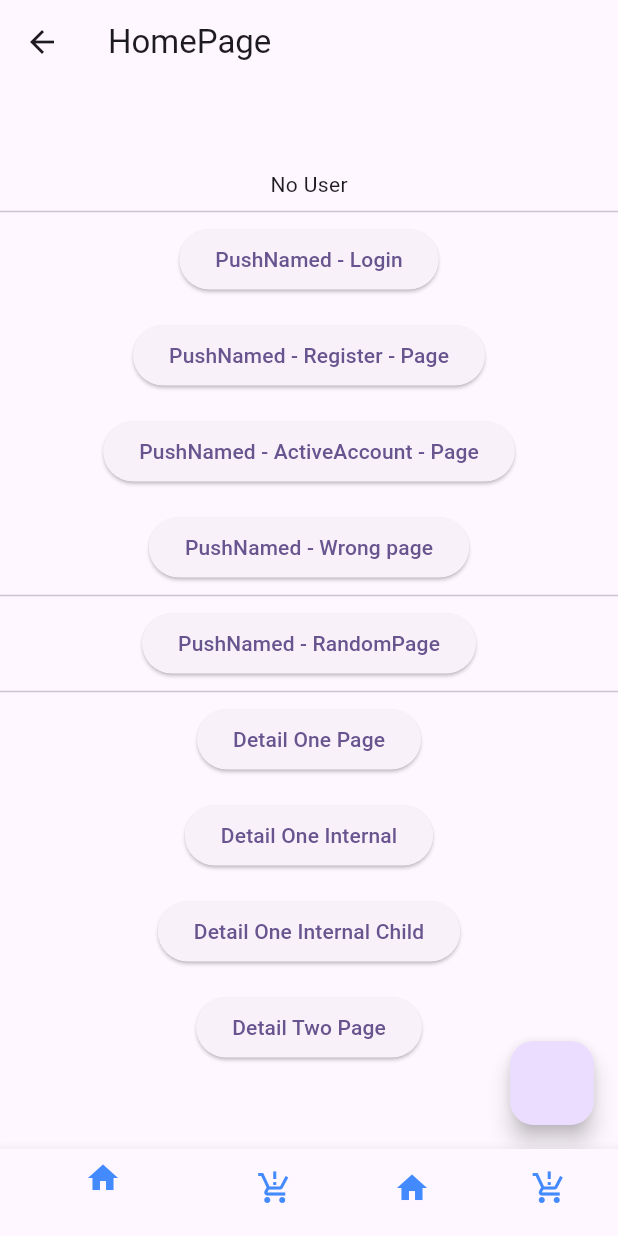
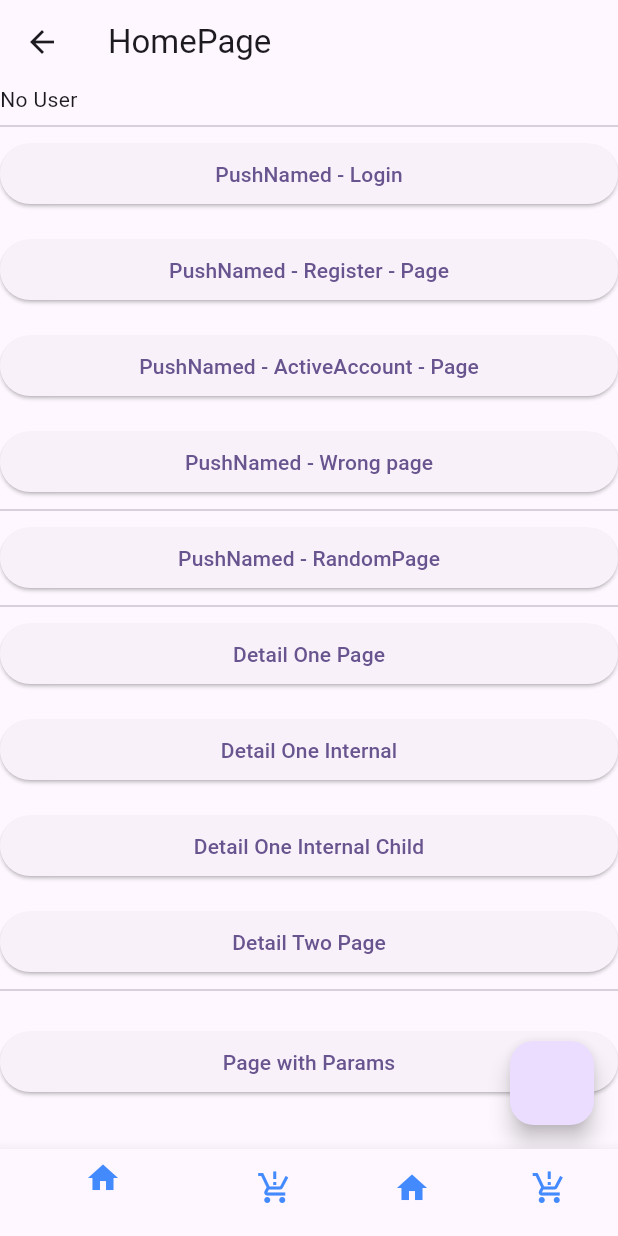
Before and after one commit to rodrigorahman/getit_flutter, a Flutter app: the MyNavBar screen opened directly, on a phone screen of 412 x 824 dp. Run offline on Flutter 3.47's test engine with Material 3 defaults, Android fonts, the phone set to English and light mode, and no system bars; our stand-ins replace get_it, shared_preferences; accounts and stored records are empty.

Commit message:
Correções
Sistema de params  e helpers.
Builder e BuilderAsync

```diff
--- a/example/lib/application/middleware/auth_middleware.dart
+++ b/example/lib/application/middleware/auth_middleware.dart
@@ -5,7 +5,7 @@ class AuthMiddleware extends FlutterGetItAsyncMiddleware {
   @override
   Future<MiddlewareResult> execute(RouteSettings? route) async {
     await Future.delayed(const Duration(seconds: 1));
-    return route?.name == '/Landing/Presentation'
+    return route?.name == '/Landing/Presentation7AAA'
         ? MiddlewareResult.failure
         : MiddlewareResult.next;
   }
--- a/example/lib/src/detail/detail_module.dart
+++ b/example/lib/src/detail/detail_module.dart
@@ -46,7 +46,7 @@ class DetailModule extends FlutterGetItModule {
           pages: [
             FlutterGetItPageRouter(
               name: '/One',
-              page: (context, isReady, loader) => switch (isReady) {
+              builderAsync: (context, isReady, loader) => switch (isReady) {
                 true => DetailPage(
                     controller: context.get(),
                   ),
@@ -68,7 +68,8 @@ class DetailModule extends FlutterGetItModule {
                   pages: [
                     FlutterGetItPageRouter(
                       name: '/Page',
-                      page: (context, isReady, loader) => switch (isReady) {
+                      builderAsync: (context, isReady, loader) =>
+                          switch (isReady) {
                         true => DetailInternalPage(
                             repository: context.get(),
                           ),
@@ -78,7 +79,8 @@ class DetailModule extends FlutterGetItModule {
                       pages: [
                         FlutterGetItPageRouter(
                           name: '/Child',
-                          page: (context, isReady, loader) => switch (isReady) {
+                          builderAsync: (context, isReady, loader) =>
+                              switch (isReady) {
                             true => DetailInternalChild(
                                 repository: context.get(),
                               ),
@@ -94,7 +96,7 @@ class DetailModule extends FlutterGetItModule {
             ),
             FlutterGetItPageRouter(
               name: '/Two',
-              page: (context, isReady, loader) => switch (isReady) {
+              builderAsync: (context, isReady, loader) => switch (isReady) {
                 true => DetailSuperPage(
                     controller: context.get(),
                   ),
--- a/example/lib/src/home/home_module.dart
+++ b/example/lib/src/home/home_module.dart
@@ -1,3 +1,4 @@
+import 'package:example/src/home/home_controller.dart';
 import 'package:example/src/home/home_page.dart';
 import 'package:example/src/loader/load_dependencies.dart';
 import 'package:flutter_getit/flutter_getit.dart';
@@ -12,11 +13,15 @@ class HomeModule extends FlutterGetItModule {
   List<FlutterGetItPageRouter> get pages => [
         FlutterGetItPageRouter(
           name: '/Page',
-          page: (context, isReady, loader) => switch (isReady) {
+          builderAsync: (context, isReady, loader) => switch (isReady) {
             true => HomePage(),
             false => loader ?? const WidgetLoadDependencies(),
           },
-          bindings: [],
+          bindings: [
+            Bind.lazySingleton(
+              (i) => HomeController(),
+            ),
+          ],
         ),
       ];
 
--- a/example/lib/src/home/home_page.dart
+++ b/example/lib/src/home/home_page.dart
@@ -3,6 +3,7 @@ import 'dart:developer';
 import 'package:example/application/session/model/user_model.dart';
 import 'package:example/application/session/user_session.dart';
 import 'package:example/src/home/home_controller.dart';
+import 'package:example/src/param_example/param_page.dart';
 import 'package:flutter/material.dart';
 import 'package:flutter_getit/flutter_getit.dart';
 
@@ -19,9 +20,15 @@ class HomePage extends StatelessWidget {
     return Scaffold(
       floatingActionButton: FloatingActionButton(
         onPressed: () {
-          UserSession.updateMe(
-            UserModel(
-              name: 'Leo ${DateTime.now().second}',
+          showModalBottomSheet(
+            context: context,
+            builder: (context) => FlutterGetItWidget(
+              name: 'Test',
+              builder: (context) {
+                return const Center(
+                  child: Text('Test'),
+                );
+              },
             ),
           );
         },
@@ -30,8 +37,7 @@ class HomePage extends StatelessWidget {
         title: const Text('HomePage'),
       ),
       body: Center(
-        child: Column(
-          mainAxisAlignment: MainAxisAlignment.center,
+        child: ListView(
           children: [
             StreamBuilder<UserModel?>(
               stream: UserSession.me,
@@ -135,6 +141,26 @@ class HomePage extends StatelessWidget {
                 'Detail Two Page',
               ),
             ),
+            const Divider(),
+            const SizedBox(
+              height: 16,
+            ),
+            ElevatedButton(
+              onPressed: () async {
+                ParamPageDto dto = (
+                  name: 'FlutterGetIt',
+                  date: DateTime.now(),
+                );
+
+                Navigator.of(context).pushNamed(
+                  '/Params/Page',
+                  arguments: dto,
+                );
+              },
+              child: const Text(
+                'Page with Params',
+              ),
+            ),
           ],
         ),
       ),
--- a/example/lib/src/landing/landing_module.dart
+++ b/example/lib/src/landing/landing_module.dart
@@ -18,7 +18,7 @@ class LandingModule extends FlutterGetItModule {
   List<FlutterGetItPageRouter> get pages => [
         FlutterGetItPageRouter(
           name: '/Initialize',
-          page: (context, isReady, loader) => switch (isReady) {
+          builderAsync: (context, isReady, loader) => switch (isReady) {
             true => const InitializePage(),
             false => loader ?? const WidgetLoadDependencies(),
           },
@@ -30,7 +30,7 @@ class LandingModule extends FlutterGetItModule {
         ),
         FlutterGetItPageRouter(
           name: '/Presentation',
-          page: (context, isReady, loader) => switch (isReady) {
+          builderAsync: (context, isReady, loader) => switch (isReady) {
             true => const PresentationPage(),
             false => loader ?? const WidgetLoadDependencies(),
           },
--- a/example/lib/src/nav_bar/my_nav_bar.dart
+++ b/example/lib/src/nav_bar/my_nav_bar.dart
@@ -12,6 +12,7 @@ import 'package:example/src/auth/view/register/register_page.dart';
 import 'package:example/src/detail/detail_module.dart';
 import 'package:example/src/home/home_module.dart';
 import 'package:example/src/loader/load_dependencies.dart';
+import 'package:example/src/param_example/param_example_module.dart';
 import 'package:example/src/random/random_controller.dart';
 import 'package:example/src/random/random_page.dart';
 import 'package:flutter/material.dart';
@@ -45,7 +46,7 @@ class _MyNavBarState extends State<MyNavBar> {
             pages: [
               FlutterGetItPageRouter(
                 name: '/Page',
-                page: (context, isReady, loader) => switch (isReady) {
+                builderAsync: (context, isReady, loader) => switch (isReady) {
                   true => const RandomPage(),
                   false => loader ?? const WidgetLoadDependencies(),
                 },
@@ -69,7 +70,7 @@ class _MyNavBarState extends State<MyNavBar> {
             pages: [
               FlutterGetItPageRouter(
                 name: '/Login',
-                page: (context, isReady, loader) => switch (isReady) {
+                builderAsync: (context, isReady, loader) => switch (isReady) {
                   true => LoginPage(
                       controller: context.get(),
                     ),
@@ -103,7 +104,8 @@ class _MyNavBarState extends State<MyNavBar> {
                       PageMiddleware(),
                     ],
                     name: '/Page',
-                    page: (context, isReady, loader) => switch (isReady) {
+                    builderAsync: (context, isReady, loader) =>
+                        switch (isReady) {
                       true => RegisterPage(
                           controller: context.get(),
                         ),
@@ -129,7 +131,8 @@ class _MyNavBarState extends State<MyNavBar> {
                     pages: [
                       FlutterGetItPageRouter(
                         name: '/Page',
-                        page: (context, isReady, loader) => switch (isReady) {
+                        builderAsync: (context, isReady, loader) =>
+                            switch (isReady) {
                           true => const ActiveAccountPage(),
                           false => loader ?? const WidgetLoadDependencies(),
                         },
@@ -145,6 +148,7 @@ class _MyNavBarState extends State<MyNavBar> {
         modules: [
           HomeModule(),
           DetailModule(),
+          ParamExampleModule(),
           /* AuthModule(),
           ProductsModule(), */
         ],
--- a/example/lib/src/nav_bar/nav_bar_module.dart
+++ b/example/lib/src/nav_bar/nav_bar_module.dart
@@ -13,7 +13,7 @@ class NavBarModule extends FlutterGetItModule {
   List<FlutterGetItPageRouter> get pages => [
         FlutterGetItPageRouter(
           name: '/Root',
-          page: (context, isReady, loader) => switch (isReady) {
+          builderAsync: (context, isReady, loader) => switch (isReady) {
             true => const MyNavBar(),
             false => loader ?? const WidgetLoadDependencies(),
           },
--- /dev/null
+++ b/example/lib/src/param_example/param_example_module.dart
@@ -0,0 +1,31 @@
+import 'package:example/src/param_example/param_page.dart';
+import 'package:example/src/param_example/param_page_controller.dart';
+import 'package:flutter_getit/flutter_getit.dart';
+
+class ParamExampleModule extends FlutterGetItModule {
+  @override
+  String get moduleRouteName => '/Params';
+
+  @override
+  void onDispose(Injector i) {}
+
+  @override
+  void onInit(Injector i) {}
+
+  @override
+  List<FlutterGetItPageRouter> get pages => [
+        FlutterGetItPageRouter(
+          name: '/Page',
+          bindings: [
+            Bind.lazySingleton(
+              (i) => ParamPageController(
+                Injector.getParameters<ParamPageController>(),
+              ),
+            ),
+          ],
+          builderAsync: (context, isReady, loader) {
+            return const ParamPage();
+          },
+        ),
+      ];
+}
--- /dev/null
+++ b/example/lib/src/param_example/param_page_controller.dart
@@ -0,0 +1,14 @@
+import 'package:example/src/param_example/param_page.dart';
+import 'package:flutter_getit/flutter_getit.dart';
+
+class ParamPageController with FlutterGetItMixin {
+  final ParamPageDto dto;
+
+  ParamPageController(this.dto);
+
+  @override
+  void onDispose() {}
+
+  @override
+  void onInit() {}
+}
--- a/example/lib/src/products/products_module.dart
+++ b/example/lib/src/products/products_module.dart
@@ -15,7 +15,7 @@ class ProductsModule extends FlutterGetItModule {
   List<FlutterGetItPageRouter> get pages => [
         FlutterGetItPageRouter(
           name: '/Page',
-          page: (context, isReady, loader) => switch (isReady) {
+          builderAsync: (context, isReady, loader) => switch (isReady) {
             true => ProductsPage(
                 ctrl: context.get(),
               ),
@@ -29,7 +29,7 @@ class ProductsModule extends FlutterGetItModule {
           pages: [
             FlutterGetItPageRouter(
               name: '/Detail',
-              page: (context, isReady, loader) => switch (isReady) {
+              builderAsync: (context, isReady, loader) => switch (isReady) {
                 true => const ProductsDetail(),
                 false => loader ?? const WidgetLoadDependencies(),
               },
--- a/example/lib/src/route_outlet_nav_bar/nav_bar_module.dart
+++ b/example/lib/src/route_outlet_nav_bar/nav_bar_module.dart
@@ -13,7 +13,7 @@ class NavBarModule extends FlutterGetItModule {
   List<FlutterGetItPageRouter> get pages => [
         FlutterGetItPageRouter(
           name: '/Root',
-          page: (context, isReady, loader) => switch (isReady) {
+          builderAsync: (context, isReady, loader) => switch (isReady) {
             true => const MyNavBar(),
             false => loader ?? const WidgetLoadDependencies(),
           },
--- a/lib/src/config/flutter_getit_config.dart
+++ b/lib/src/config/flutter_getit_config.dart
@@ -94,7 +94,7 @@ class _FlutterGetItState extends State<FlutterGetIt>
           FlutterGetItContainerRegister(),
         );
         final logRules = loggerConfig ?? FGetItLoggerConfig();
-
+        //! CHECK HERE Bindings //TODO
         getIt
           ..registerSingleton(FlutterGetItExtension(register: register))
           ..registerSingleton(logRules)
@@ -120,6 +120,7 @@ class _FlutterGetItState extends State<FlutterGetIt>
           throw Exception(
               'You can only have one instance of ${appContextName ?? contextType.key}.\nCheck if you are using the FlutterGetIt.navigator in the multiple locations, try pass a "name" to create a different context.');
         }
+        //! CHECK HERE Bindings //TODO
         register
           ..register(
               appContextName ?? contextType.key, appBindings?.bindings() ?? [],
@@ -138,7 +139,7 @@ class _FlutterGetItState extends State<FlutterGetIt>
       for (var module in modules) {
         for (var page in module.pages) {
           routesMap.addAll(
-            recursivePage(
+            _recursivePage(
               module: module,
               page: page,
               lastModuleName: module.moduleRouteName,
@@ -162,7 +163,7 @@ class _FlutterGetItState extends State<FlutterGetIt>
           pages: page.pages,
         );
         routesMap.addAll(
-          recursivePage(
+          _recursivePage(
             module: module,
             page: page,
             lastModuleName: '/',
@@ -183,7 +184,7 @@ class _FlutterGetItState extends State<FlutterGetIt>
     return routesMap;
   }
 
-  Map<String, WidgetBuilder> recursivePage({
+  Map<String, WidgetBuilder> _recursivePage({
     String lastModuleName = '',
     required FlutterGetItModule module,
     required FlutterGetItPageRouter page,
@@ -210,10 +211,12 @@ class _FlutterGetItState extends State<FlutterGetIt>
 
     final isModuleRouter = page is FlutterGetItModuleRouter;
 
+    //! CHECK HERE Bindings //TODO
+
     if (page.pages.isNotEmpty) {
       for (final pageInternal in page.pages) {
         routesMap.addAll(
-          recursivePage(
+          _recursivePage(
             lastModuleName: finalRoute,
             module: module,
             page: pageInternal,
--- a/lib/src/dependency_injector/flutter_get_it_binding_opened.dart
+++ b/lib/src/dependency_injector/flutter_get_it_binding_opened.dart
@@ -5,17 +5,28 @@ typedef FactoryRegister = ({Object obj, String? factoryTag});
 final class FlutterGetItBindingOpened {
   static final _factory = <Type, List<FactoryRegister>>{};
 
-  static final _hashCodes = <int>[];
+  static final _hashCodes = <int, dynamic>{};
   FlutterGetItBindingOpened._();
 
-  static bool contains(int hashCode) => _hashCodes.contains(hashCode);
+  static bool contains(int hashCode) => _hashCodes.containsKey(hashCode);
 
-  static void registerHashCodeOpened(int hashCode) {
-    if (!_hashCodes.contains(hashCode)) _hashCodes.add(hashCode);
+  static void registerHashCodeOpened(int hashCode, {dynamic params}) {
+    if (!_hashCodes.containsKey(hashCode)) {
+      _hashCodes.addAll(
+        {hashCode: params},
+      );
+    }
+  }
+
+  static dynamic getParameters<T>(int hashCode) {
+    if (_hashCodes.containsKey(hashCode)) {
+      return _hashCodes[hashCode];
+    }
+    return throw 'No parameters found for $T';
   }
 
   static void unRegisterHashCodeOpened(int hashCode) {
-    if (_hashCodes.contains(hashCode)) _hashCodes.remove(hashCode);
+    if (_hashCodes.containsKey(hashCode)) _hashCodes.remove(hashCode);
   }
 
   static void registerFactoryOpened(Object factory, String? factoryTag) {
--- a/lib/src/dependency_injector/injector.dart
+++ b/lib/src/dependency_injector/injector.dart
@@ -2,6 +2,7 @@ import 'package:flutter/material.dart';
 import 'package:get_it/get_it.dart';
 
 import '../../flutter_getit.dart';
+import '../helper/flutter_get_it_helper.dart';
 import 'flutter_get_it_binding_opened.dart';
 
 /// Classe responsável pelo encapsulamento da busca das instancias do GetIt
@@ -18,14 +19,35 @@ class Injector {
     return GetIt.I.isRegistered<T>(instanceName: tag);
   }
 
+  static dynamic getParameters<T extends Object>() {
+    return FlutterGetItBindingOpened.getParameters(
+      T.hashCode,
+    );
+  }
+
   static bool any<T extends Object>() {
     return GetIt.I.getAll<T>().isNotEmpty;
   }
 
   /// Get para recupera a instancia do GetIt
-  static T get<T extends Object>({String? tag, String? factoryTag}) {
+  static T get<T extends Object>({
+    String? tag,
+    String? factoryTag,
+    dynamic parameters,
+  }) {
     try {
       final getIt = GetIt.I;
+      FlutterGetItHelper.throwIfNot(
+        getIt.isRegistered<T>(),
+        FlutterError(
+          'The type $T is not registered in the GetIt injector, please check if it is registered in the module or in the main injector',
+        ),
+      );
+      FlutterGetItBindingOpened.registerHashCodeOpened(
+        T.hashCode,
+        params: parameters,
+      );
+
       if (factoryTag != null) {
         final factoryAlreadyRegistered =
             FlutterGetItBindingOpened.containsFactoryOpenedByTag<T>(factoryTag);
@@ -36,7 +58,7 @@ class Injector {
       final obj = getIt.get<T>(instanceName: tag);
       final containsFactoryDad =
           FlutterGetItBindingOpened.containsFactoryDad<T>();
-      final containsHash = FlutterGetItBindingOpened.contains(obj.hashCode);
+      final containsHash = FlutterGetItBindingOpened.contains(T.hashCode);
       if (!(T == FlutterGetItContainerRegister) && !containsHash) {
         FGetItLogger.logGettingInstance<T>(
           tag: tag,
@@ -51,7 +73,7 @@ class Injector {
       if (hasMixin<FlutterGetItMixin>(obj) && !containsHash) {
         (obj as dynamic).onInit();
       }
-      FlutterGetItBindingOpened.registerHashCodeOpened(obj.hashCode);
+
       return obj;
     } on AssertionError catch (e) {
       FGetItLogger.logErrorInGetInstance<T>(
--- /dev/null
+++ b/lib/src/helper/flutter_get_it_helper.dart
@@ -0,0 +1,11 @@
+sealed class FlutterGetItHelper {
+  /// Two handy functions that help me to express my intention clearer and shorter to check for runtime
+  /// errors
+  static void throwIf(bool condition, Object error) {
+    if (condition) throw error;
+  }
+
+  static void throwIfNot(bool condition, Object error) {
+    if (!condition) throw error;
+  }
+}
--- a/lib/src/routers/flutter_getit_module.dart
+++ b/lib/src/routers/flutter_getit_module.dart
@@ -178,11 +178,15 @@ class _FlutterGetItPageModuleState extends State<FlutterGetItPageModule> {
 
   @override
   Widget build(BuildContext context) {
-    return widget.page.page(
-      context,
-      _completer.isCompleted,
-      onExecute,
-    );
+    return switch (widget.page.builder) {
+      null => switch (widget.page.builderAsync) {
+          null =>
+            throw FlutterError('builder or builderAsync must be provided'),
+          _ => widget.page.builderAsync!(
+              context, _completer.isCompleted, onExecute),
+        },
+      _ => widget.page.builder!(context),
+    };
   }
 
   @override
--- a/lib/src/routers/flutter_getit_module_page_router.dart
+++ b/lib/src/routers/flutter_getit_module_page_router.dart
@@ -3,7 +3,7 @@ import 'package:flutter/material.dart';
 import '../../flutter_getit.dart';
 import '../middleware/flutter_get_it_middleware.dart';
 
-typedef WidgetBuilderWithDependencies = Widget Function(
+typedef WidgetBuilderAsync = Widget Function(
   BuildContext context,
   bool isReady,
   Widget? loader,
@@ -11,28 +11,32 @@ typedef WidgetBuilderWithDependencies = Widget Function(
 
 class FlutterGetItPageRouter {
   final String name;
-  final WidgetBuilderWithDependencies page;
+  final WidgetBuilder? builder;
+  final WidgetBuilderAsync? builderAsync;
   final List<Bind> bindings;
   final List<FlutterGetItPageRouter> pages;
   final List<FlutterGetItMiddleware> middlewares;
 
   FlutterGetItPageRouter({
     required this.name,
-    required this.page,
+    this.builder,
+    this.builderAsync,
     this.bindings = const [],
     this.pages = const [],
     this.middlewares = const [],
   });
 
-  FlutterGetItPageRouter copyWith(
-      {String? name,
-      WidgetBuilderWithDependencies? page,
-      List<Bind>? bindings,
-      List<FlutterGetItPageRouter>? pages,
-      List<FlutterGetItMiddleware>? middlewares}) {
+  FlutterGetItPageRouter copyWith({
+    String? name,
+    WidgetBuilder? builder,
+    WidgetBuilderAsync? builderAsync,
+    List<Bind>? bindings,
+    List<FlutterGetItPageRouter>? pages,
+    List<FlutterGetItMiddleware>? middlewares,
+  }) {
     return FlutterGetItPageRouter(
       name: name ?? this.name,
-      page: page ?? this.page,
+      builder: builder ?? this.builder,
       bindings: bindings ?? this.bindings,
       pages: pages ?? this.pages,
       middlewares: middlewares ?? this.middlewares,
@@ -52,13 +56,15 @@ class FlutterGetItModuleRouter extends FlutterGetItPageRouter {
     this.onDispose,
     this.onInit,
   }) : super(
-          page: (context, isReady, loader) => const SizedBox.shrink(),
+          builder: (context) => const SizedBox.shrink(),
+          builderAsync: (context, isReady, loader) => const SizedBox.shrink(),
         );
 
   @override
   FlutterGetItModuleRouter copyWith({
     String? name,
-    WidgetBuilderWithDependencies? page,
+    WidgetBuilder? builder,
+    WidgetBuilderAsync? builderAsync,
     List<Bind>? bindings,
     List<FlutterGetItMiddleware>? middlewares,
     List<FlutterGetItPageRouter>? pages,
```
Also changed, not shown: example/lib/main.dart (+5 -4 lines), example/lib/src/param_example/param_page.dart (added, +24 -0 lines), lib/src/widget/flutter_getit_route_outlet.dart (+4 -3 lines), example/pubspec.lock.
